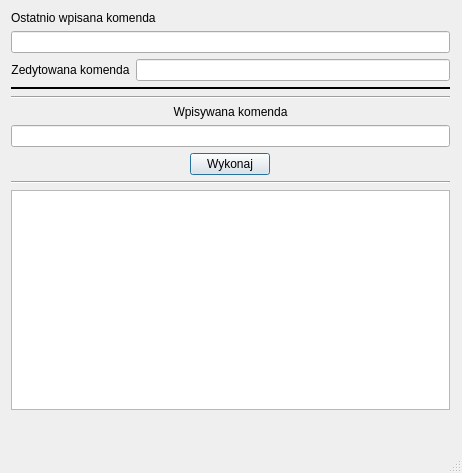
The window that QtGuiApplication1/MainWindow.ui (Vulpelo/QtGuiApplication) describes before a commit, drawn with Qt 5.
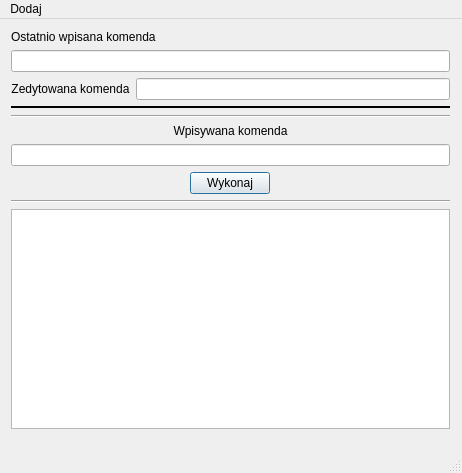
The same window after the commit.

What changed in the file:
```diff
--- a/QtGuiApplication1/MainWindow.ui
+++ b/QtGuiApplication1/MainWindow.ui
@@ -180,6 +180,13 @@
      <height>26</height>
     </rect>
    </property>
+   <widget class="QMenu" name="menuDodaj">
+    <property name="title">
+     <string>Dodaj</string>
+    </property>
+    <addaction name="actionSynonim"/>
+   </widget>
+   <addaction name="menuDodaj"/>
   </widget>
   <widget class="QStatusBar" name="statusBar"/>
  </widget>
```
Left out of the diff: 5 changed lines with no effect on the pictures.
